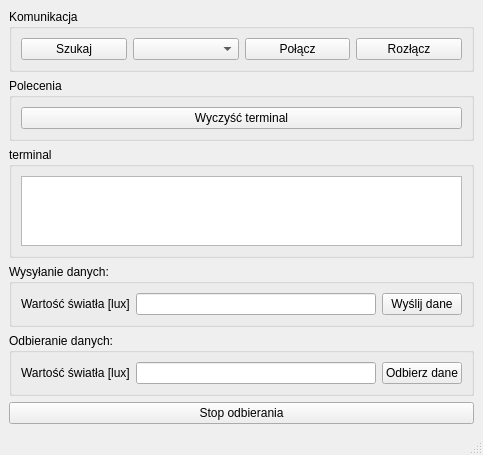
This is aplikacja/projekt_sm4/mainwindow.ui in Ekipa-SM/Light_regulator_project as Qt 5 draws it before an edit. The edited form follows.
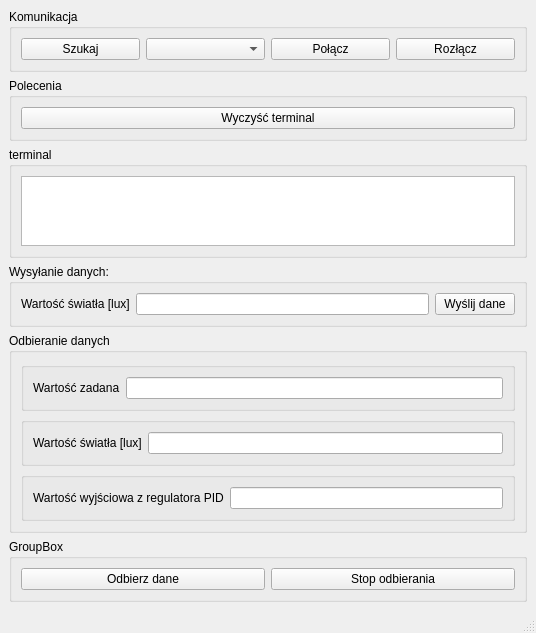
This is the edited form.

```diff
--- a/aplikacja/projekt_sm4/mainwindow.ui
+++ b/aplikacja/projekt_sm4/mainwindow.ui
@@ -6,8 +6,8 @@
    <rect>
     <x>0</x>
     <y>0</y>
-    <width>483</width>
-    <height>385</height>
+    <width>536</width>
+    <height>549</height>
    </rect>
   </property>
   <property name="windowTitle">
@@ -103,9 +103,34 @@
      </widget>
     </item>
     <item>
+     <widget class="QGroupBox" name="groupBox_8">
+      <property name="title">
+       <string>Odbieranie danych</string>
+      </property>
+      <layout class="QVBoxLayout" name="verticalLayout_3">
+       <item>
+        <widget class="QGroupBox" name="groupBox_4">
+         <property name="title">
+          <string/>
+         </property>
+         <layout class="QHBoxLayout" name="horizontalLayout_5">
+          <item>
+           <widget class="QLabel" name="label_3">
+            <property name="text">
+             <string>Wartość zadana</string>
+            </property>
+           </widget>
+          </item>
+          <item>
+           <widget class="QLineEdit" name="lineEdit_3"/>
+          </item>
+         </layout>
+        </widget>
+       </item>
+       <item>
      <widget class="QGroupBox" name="groupBox_6">
       <property name="title">
-       <string>Odbieranie danych:</string>
+          <string/>
       </property>
       <layout class="QHBoxLayout" name="horizontalLayout_4">
        <item>
@@ -118,6 +143,37 @@
        <item>
         <widget class="QLineEdit" name="lineEdit_2"/>
        </item>
+         </layout>
+        </widget>
+       </item>
+       <item>
+        <widget class="QGroupBox" name="groupBox_7">
+         <property name="title">
+          <string/>
+         </property>
+         <layout class="QHBoxLayout" name="horizontalLayout_6">
+          <item>
+           <widget class="QLabel" name="label_4">
+            <property name="text">
+             <string>Wartość wyjściowa z regulatora PID</string>
+            </property>
+           </widget>
+          </item>
+          <item>
+           <widget class="QLineEdit" name="lineEdit_4"/>
+          </item>
+         </layout>
+        </widget>
+       </item>
+      </layout>
+     </widget>
+    </item>
+    <item>
+     <widget class="QGroupBox" name="groupBox_9">
+      <property name="title">
+       <string>GroupBox</string>
+      </property>
+      <layout class="QHBoxLayout" name="horizontalLayout_7">
        <item>
         <widget class="QPushButton" name="pushButton_odbierz_v2">
          <property name="text">
@@ -125,9 +181,6 @@
          </property>
         </widget>
        </item>
-      </layout>
-     </widget>
-    </item>
     <item>
      <widget class="QPushButton" name="pushButton_stop">
       <property name="text">
@@ -137,6 +190,9 @@
     </item>
    </layout>
   </widget>
+    </item>
+   </layout>
+  </widget>
   <widget class="QMenuBar" name="menubar">
    <property name="geometry">
     <rect>
```
Left out of the diff: 2 changed lines with no effect on the pictures. Lines whose indentation alone changed are shown as unchanged.
